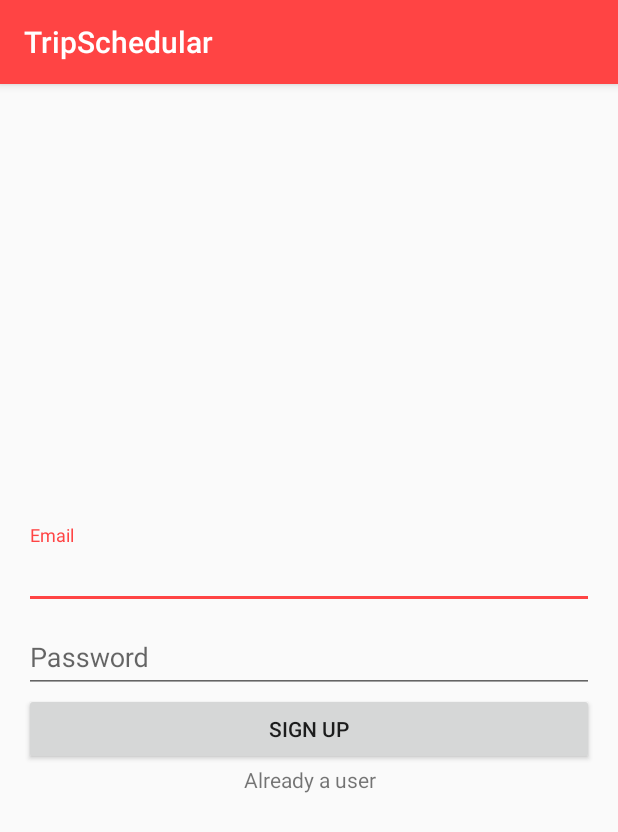
After one commit to Saamyy/ITI-AndroidProject, an Android app: the SignupActivity screen opened directly, with no data from a screen before it, on a phone screen of 412 x 824 dp. The commit adds this screen. Shown: the top 832 px of the screen. Run offline under Robolectric (Android 15) with nearby library versions, the phone set to English and light mode, and no system bars.

```diff
--- a/app/build.gradle
+++ b/app/build.gradle
@@ -3,6 +3,11 @@ apply plugin: 'com.android.application'
 android {
     compileSdkVersion 25
     buildToolsVersion "25.0.2"
+
+    repositories{
+        mavenCentral()
+    }
+
     defaultConfig {
         applicationId "com.example.romisaa.tripschedular"
         minSdkVersion 17
@@ -30,5 +35,6 @@ dependencies {
     compile 'com.weiwangcn.betterspinner:library:1.1.0'
     compile 'com.google.android.gms:play-services:10.0.1'
     compile 'com.baoyz.swipemenulistview:library:1.3.0'
+    compile 'com.facebook.android:facebook-android-sdk:4.+'
     testCompile 'junit:junit:4.12'
 }
--- a/app/src/main/java/com/example/romisaa/tripschedular/AddTrip.java
+++ b/app/src/main/java/com/example/romisaa/tripschedular/AddTrip.java
@@ -161,6 +161,7 @@ public class AddTrip extends AppCompatActivity {
                 final LinearLayout.LayoutParams lparams = new LinearLayout.LayoutParams(LinearLayout.LayoutParams.MATCH_PARENT, LinearLayout.LayoutParams.WRAP_CONTENT);
                 EditText editText = new EditText(getApplicationContext());
                 editText.setLayoutParams(lparams);
+                editText.setSingleLine(false);  //TODO Check
                 editText.setTextColor(0xff000000);
                 editText.setInputType(InputType.TYPE_CLASS_TEXT);
                 editText.setText("Note ..");
--- /dev/null
+++ b/app/src/main/java/com/example/romisaa/tripschedular/SignupActivity.java
@@ -0,0 +1,67 @@
+package com.example.romisaa.tripschedular;
+
+import android.content.Intent;
+import android.os.Bundle;
+import android.support.v7.app.AppCompatActivity;
+import android.util.Log;
+import android.view.View;
+import android.widget.Button;
+import android.widget.EditText;
+import android.widget.TextView;
+import android.widget.Toast;
+
+public class SignupActivity extends AppCompatActivity {
+
+    EditText emailEditText;
+    EditText passwordEditText;
+    Button loginButton;
+    TextView link;
+
+
+    @Override
+    protected void onCreate(Bundle savedInstanceState) {
+        super.onCreate(savedInstanceState);
+        setContentView(R.layout.activity_signup);
+
+        link = (TextView) findViewById(R.id.linkToLogin);
+        emailEditText = (EditText) findViewById(R.id.emailEditText);
+        passwordEditText = (EditText) findViewById(R.id.passwordEditText);
+        loginButton = (Button) findViewById(R.id.loginBtn);
+
+        loginButton.setOnClickListener(new View.OnClickListener() {
+            @Override
+            public void onClick(View v) {
+                String email, password;
+
+                if(!isValidEmail(emailEditText.getText().toString())){
+                    Toast.makeText(SignupActivity.this, "Please enter a valid email", Toast.LENGTH_SHORT).show();
+                    return;
+                }
+                if(passwordEditText.getText().toString().equals("")){
+                    Toast.makeText(SignupActivity.this, "Password can't be empty", Toast.LENGTH_SHORT).show();
+                }
+
+                //TODO Send Mail & Password To Servlet
+                Log.i("MyTag","");
+
+            }
+        });
+
+        link.setOnClickListener(new View.OnClickListener() {
+            @Override
+            public void onClick(View v) {
+                Intent intent = new Intent(getApplicationContext(),LoginActivity.class);
+                startActivity(intent);
+            }
+        });
+
+    }
+
+    public boolean isValidEmail(CharSequence target) {
+        if (target == null)
+            return false;
+
+        return android.util.Patterns.EMAIL_ADDRESS.matcher(target).matches();
+    }
+
+}
--- /dev/null
+++ b/app/src/main/res/layout/activity_signup.xml
@@ -0,0 +1,63 @@
+<?xml version="1.0" encoding="utf-8"?>
+<LinearLayout xmlns:android="http://schemas.android.com/apk/res/android"
+    xmlns:tools="http://schemas.android.com/tools"
+    android:id="@+id/activity_login"
+    android:layout_width="match_parent"
+    android:layout_height="match_parent"
+    android:paddingBottom="@dimen/activity_vertical_margin"
+    android:paddingLeft="@dimen/activity_horizontal_margin"
+    android:paddingRight="@dimen/activity_horizontal_margin"
+    android:paddingTop="@dimen/activity_vertical_margin"
+    tools:context="com.example.romisaa.tripschedular.LoginActivity"
+    android:orientation="vertical"
+    android:gravity="center">
+
+    <LinearLayout
+        android:orientation="vertical"
+        android:layout_width="match_parent"
+        android:layout_height="wrap_content"
+        android:gravity="center">
+
+        <android.support.design.widget.TextInputLayout
+            android:layout_width="match_parent"
+            android:layout_height="match_parent">
+
+            <EditText
+                android:layout_width="match_parent"
+                android:layout_height="wrap_content"
+                android:inputType="textEmailAddress"
+                android:ems="10"
+                android:id="@+id/emailEditText"
+                android:hint="Email"
+                android:layout_weight="1" />
+        </android.support.design.widget.TextInputLayout>
+
+        <android.support.design.widget.TextInputLayout
+            android:layout_width="match_parent"
+            android:layout_height="match_parent">
+
+            <EditText
+                android:layout_width="match_parent"
+                android:layout_height="wrap_content"
+                android:inputType="textPassword"
+                android:ems="10"
+                android:id="@+id/passwordEditText"
+                android:hint="Password"
+                android:layout_weight="1" />
+        </android.support.design.widget.TextInputLayout>
+
+        <Button
+            android:text="Sign Up"
+            android:layout_width="match_parent"
+            android:layout_height="wrap_content"
+            android:id="@+id/loginBtn" />
+    </LinearLayout>
+
+    <TextView
+        android:text="Already a user"
+        android:layout_width="match_parent"
+        android:layout_height="wrap_content"
+        android:id="@+id/linkToLogin"
+        android:textAlignment="center" />
+
+</LinearLayout>
--- a/app/src/main/res/values/strings.xml
+++ b/app/src/main/res/values/strings.xml
@@ -1,5 +1,6 @@
 <resources>
     <string name="app_name">TripSchedular</string>
+    <string name="facebook_id">1396701503737631</string>
 
     <string name="navigation_drawer_open">Open navigation drawer</string>
     <string name="navigation_drawer_close">Close navigation drawer</string>
@@ -27,6 +28,7 @@
     </string>
     <string name="title_activity_view_trip">ViewTrip</string>
     <string name="title_activity_edit_trip">EditTrip</string>
+    <string name="title_activity_login">Sign in</string>
 
 
 </resources>
```
Also changed, not shown: app/src/main/AndroidManifest.xml (+28 -6 lines), app/src/main/java/com/example/romisaa/tripschedular/HashCode.java (added, +43 -0 lines), app/src/main/java/com/example/romisaa/tripschedular/LoginActivity.java (added, +71 -0 lines), app/src/main/res/layout/activity_login.xml (added, +72 -0 lines).
